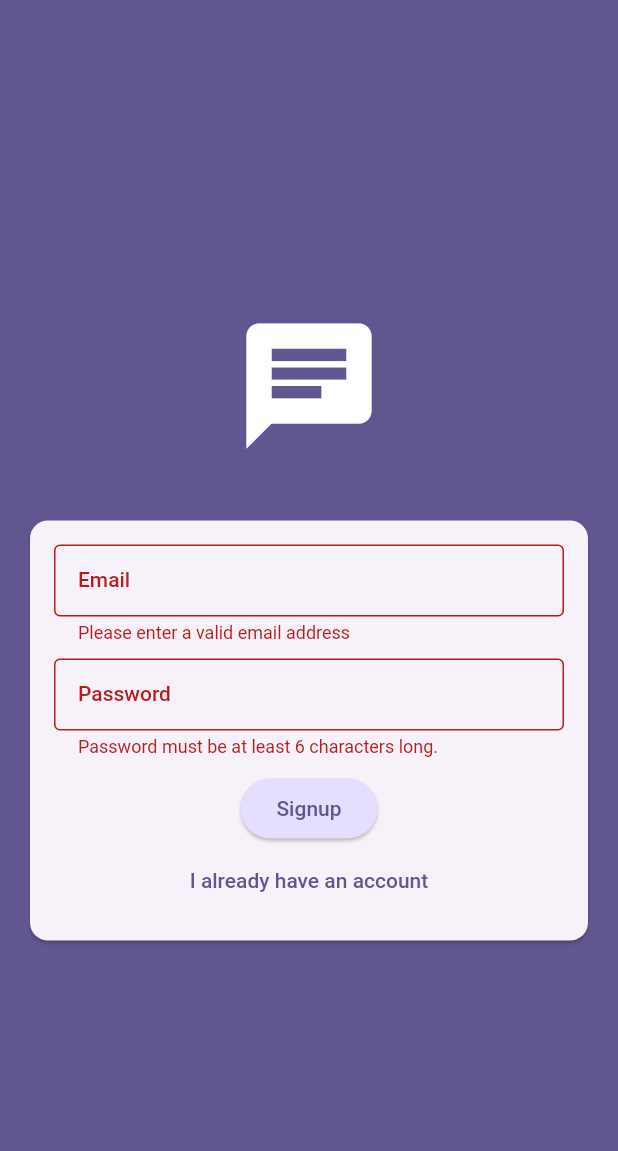
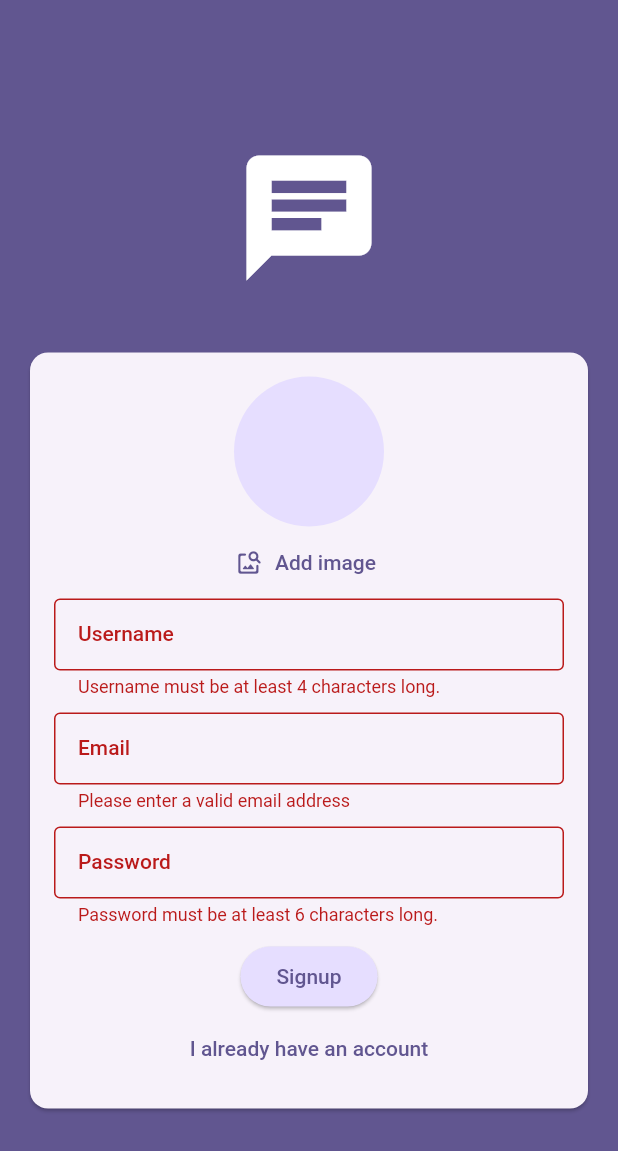
Before and after one commit to mohammedf99/chat_app, a Flutter app: the screen it shows after launch, after a tap on "Login", after a tap on "Create new account", after a tap on "Signup", on a phone screen of 412 x 824 dp. Shown: the top 1151 px of the screen. Run offline on Flutter 3.47's test engine with Material 2 defaults, Android fonts, the phone set to English and light mode, and no system bars; our stand-ins replace cloud_firestore, firebase_auth, firebase_core, firebase_storage, image_picker; accounts and stored records are empty.

Commit message:
added functionality to store user data and upload user image

```diff
--- a/lib/screens/auth.dart
+++ b/lib/screens/auth.dart
@@ -1,5 +1,11 @@
 import 'package:flutter/material.dart';
+import 'dart:io';
+
 import 'package:firebase_auth/firebase_auth.dart';
+import 'package:firebase_storage/firebase_storage.dart';
+import 'package:cloud_firestore/cloud_firestore.dart';
+
+import 'package:chat_app/widgets/image_input.dart';
 
 final _firebase = FirebaseAuth.instance;
 
@@ -15,16 +21,24 @@ class _AuthScreenState extends State<AuthScreen> {
   var _isLogin = true;
   var _enteredEmail = "";
   var _enteredPassword = "";
+  var _enteredUsername = "";
+  File? _selectedImage;
+  var _isAuthenticating = false;
 
   void _submit() async {
     final isValid = _formKey.currentState!.validate();
 
-    if (!isValid) {
+    if (!isValid || !_isLogin && _selectedImage == null) {
       return;
     }
+
     _formKey.currentState!.save();
 
     try {
+      setState(() {
+        _isAuthenticating = true;
+      });
+
       if (_isLogin) {
         // Login
         final userCredential = await _firebase.signInWithEmailAndPassword(
@@ -37,6 +51,22 @@ class _AuthScreenState extends State<AuthScreen> {
           email: _enteredEmail,
           password: _enteredPassword,
         );
+
+        final storageRef = FirebaseStorage.instance
+            .ref()
+            .child("user_images")
+            .child("${userCredential.user!.uid}.jpg");
+        await storageRef.putFile(_selectedImage!);
+        final imageUrl = await storageRef.getDownloadURL();
+        await FirebaseFirestore.instance
+            .collection("users")
+            .doc(userCredential.user!.uid)
+            .set({
+          "username": _enteredUsername,
+          "email": _enteredEmail,
+          "password": _enteredPassword,
+          "image_url": imageUrl,
+        });
       }
     } on FirebaseAuthException catch (err) {
       ScaffoldMessenger.of(context).clearSnackBars();
@@ -45,6 +75,9 @@ class _AuthScreenState extends State<AuthScreen> {
           content: Text(err.message ?? "Authentication failed"),
         ),
       );
+      setState(() {
+        _isAuthenticating = false;
+      });
     }
   }
 
@@ -53,6 +86,7 @@ class _AuthScreenState extends State<AuthScreen> {
     return Scaffold(
       backgroundColor: Theme.of(context).colorScheme.primary,
       body: Center(
+        key: ValueKey(_isLogin),
         child: SingleChildScrollView(
           child: Column(
             mainAxisAlignment: MainAxisAlignment.center,
@@ -76,6 +110,28 @@ class _AuthScreenState extends State<AuthScreen> {
                       child: Column(
                         mainAxisSize: MainAxisSize.min,
                         children: [
+                          if (!_isLogin)
+                            ImageInput(
+                                onSelectImage: (pickedImage) =>
+                                    _selectedImage = pickedImage),
+                          if (!_isLogin)
+                            TextFormField(
+                              decoration: const InputDecoration(
+                                labelText: "Username",
+                                border: OutlineInputBorder(),
+                              ),
+                              autocorrect: false,
+                              textCapitalization: TextCapitalization.none,
+                              validator: (value) {
+                                if (value == null || value.trim().length < 4) {
+                                  return "Username must be at least 4 characters long.";
+                                }
+                                return null;
+                              },
+                              onSaved: (newValue) =>
+                                  _enteredUsername = newValue!,
+                            ),
+                          const SizedBox(height: 10),
                           TextFormField(
                             decoration: const InputDecoration(
                               labelText: "Email",
@@ -111,6 +167,9 @@ class _AuthScreenState extends State<AuthScreen> {
                             onSaved: (newValue) => _enteredPassword = newValue!,
                           ),
                           const SizedBox(height: 10),
+                          if (_isAuthenticating)
+                            const CircularProgressIndicator(),
+                          if (!_isAuthenticating)
                             ElevatedButton(
                               onPressed: _submit,
                               style: ElevatedButton.styleFrom(
@@ -120,6 +179,7 @@ class _AuthScreenState extends State<AuthScreen> {
                               ),
                               child: Text(_isLogin ? "Login" : "Signup"),
                             ),
+                          if (!_isAuthenticating)
                             TextButton(
                               onPressed: () {
                                 setState(() {
@@ -137,7 +197,7 @@ class _AuthScreenState extends State<AuthScreen> {
                     ),
                   ),
                 ),
-              )
+              ),
             ],
           ),
         ),
```
Lines whose indentation alone changed are shown as unchanged.
